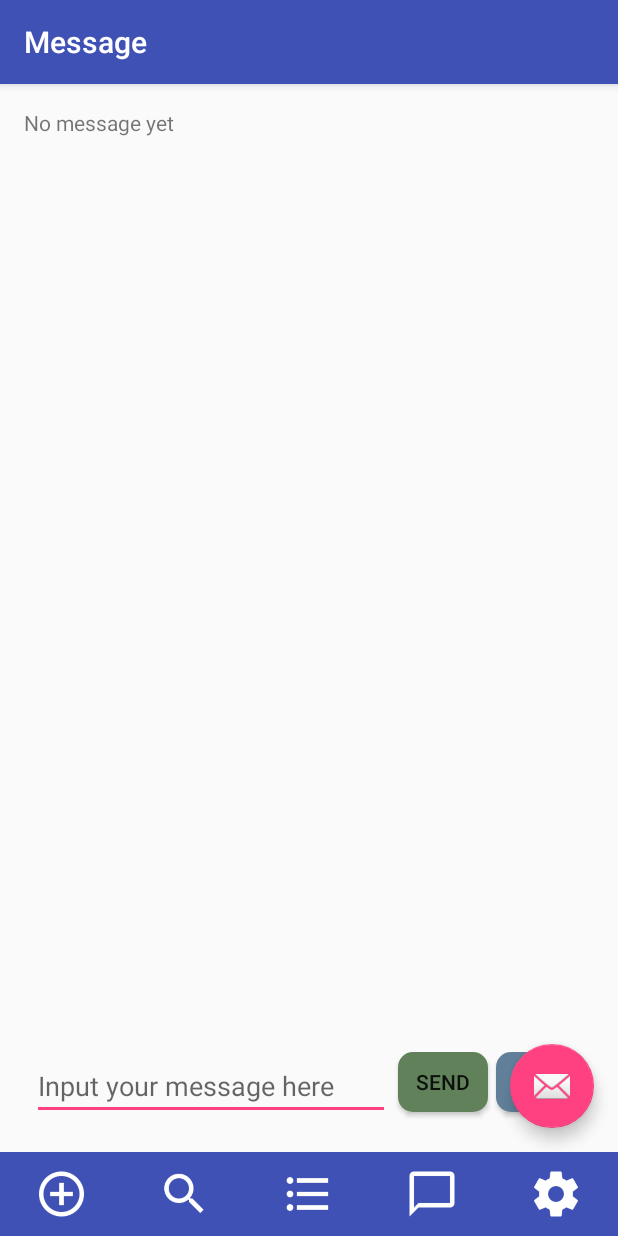
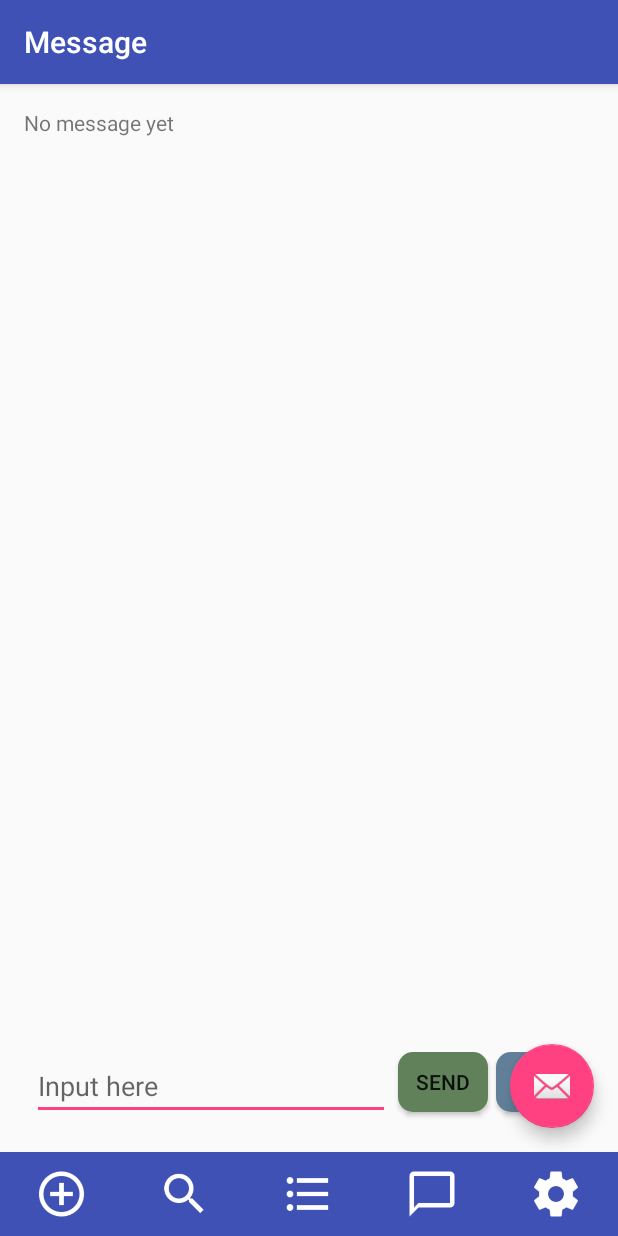
Before and after one commit to JohnLeeBUAA/CarLoop, an Android app: the Message screen opened directly, with no data from a screen before it, on a phone screen of 412 x 824 dp. Run offline under Robolectric (Android 15) with nearby library versions, the phone set to English and light mode, and no system bars; 6 statements that could not run were skipped.

Commit message:
message hint

```diff
--- a/CarLoop/app/src/main/res/layout/content_message.xml
+++ b/CarLoop/app/src/main/res/layout/content_message.xml
@@ -24,7 +24,7 @@
             android:id="@+id/content_message"
             android:layout_width="fill_parent"
             android:layout_height="wrap_content"
-            android:hint="Input your message here"
+            android:hint="Input here"
             android:layout_toLeftOf="@+id/alignsend"
             android:layout_gravity="bottom"/>
         <Button
```
